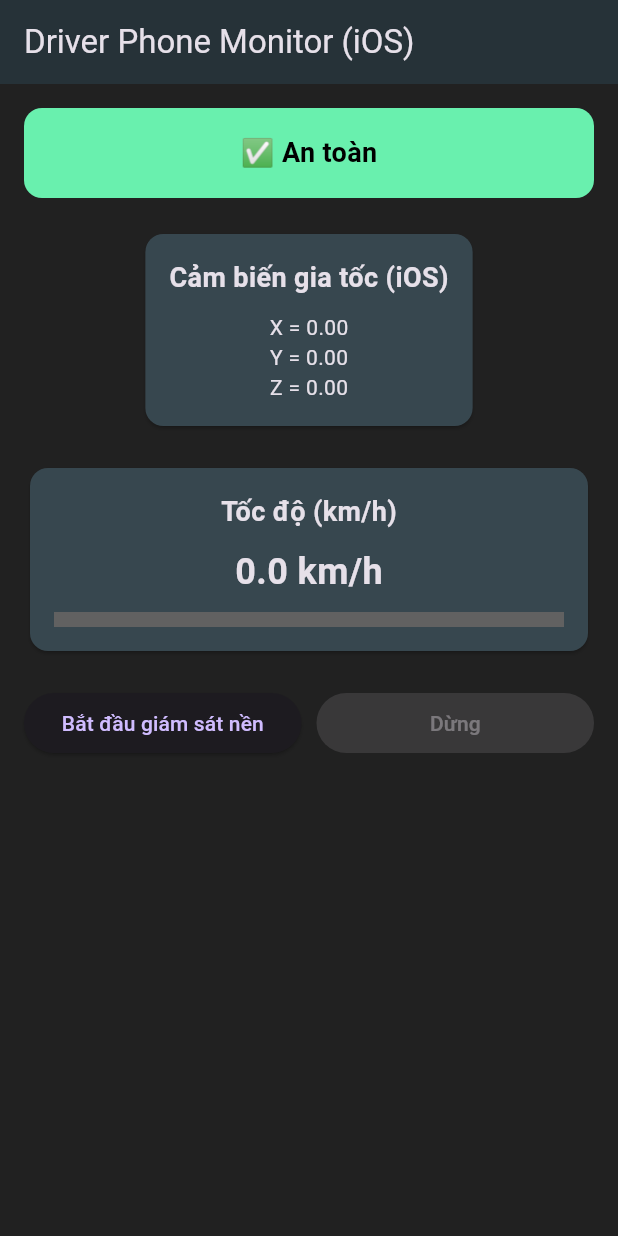
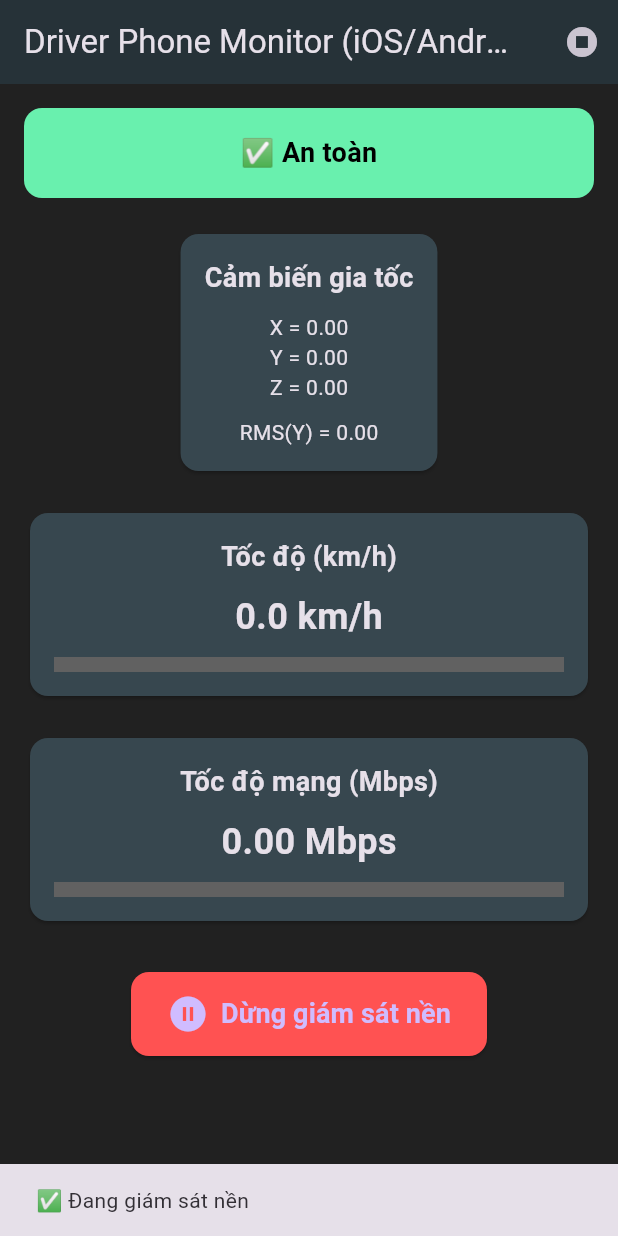
Before and after one commit to nguyenquangnam1988vt-eng/flutter_app, a Flutter app: the screen it shows after launch, after a tap on "Bắt đầu giám sát nền", on a phone screen of 412 x 824 dp. Run offline on Flutter 3.47's test engine with Material 3 defaults, Android fonts, the light colour scheme and no system bars; our stand-ins replace audioplayers, dio, flutter_local_notifications, geolocator, permission_handler, sensors_plus and 1 more; missing offline and left inert: background_fetch.

Commit message:
update something

```diff
--- a/lib/main.dart
+++ b/lib/main.dart
@@ -1,5 +1,6 @@
 import 'dart:async';
 import 'dart:io' show Platform;
+import 'dart:math';
 import 'package:flutter/material.dart';
 import 'package:sensors_plus/sensors_plus.dart';
 import 'package:geolocator/geolocator.dart';
@@ -8,16 +9,97 @@ import 'package:permission_handler/permission_handler.dart';
 import 'package:flutter_local_notifications/flutter_local_notifications.dart';
 import 'package:flutter/services.dart';
 import 'package:audioplayers/audioplayers.dart';
-import 'dart:math';
+import 'package:background_fetch/background_fetch.dart';
+import 'package:dio/dio.dart';
 
-const MethodChannel _nativeChannel = MethodChannel('driver_monitor/native');
+// -------------------- ⚙️ HÀM ĐO TỐC ĐỘ MẠNG --------------------
+Future<Map<String, dynamic>> measureNetwork() async {
+  final stopwatch = Stopwatch()..start();
+  final dio = Dio();
 
+  try {
+    final response = await dio.get(
+      'https://speed.hetzner.de/5MB.bin',
+      options: Options(responseType: ResponseType.stream),
+    );
+
+    int total = 0;
+    await for (var chunk in response.data.stream) {
+      total += (chunk as List<int>).length;
+    }
+
+    stopwatch.stop();
+    double seconds = stopwatch.elapsedMilliseconds / 1000;
+    double speedMbps = (total * 8 / seconds) / 1e6;
+
+    print('🚀 Download speed: ${speedMbps.toStringAsFixed(2)} Mbps');
+    return {'speed': speedMbps};
+  } catch (e) {
+    print('⚠️ Lỗi đo mạng: $e');
+    return {'speed': 0.0};
+  }
+}
+
+// -------------------- 📍 HÀM LẤY VỊ TRÍ --------------------
+Future<void> trackLocation() async {
+  bool serviceEnabled = await Geolocator.isLocationServiceEnabled();
+  if (!serviceEnabled) return;
+
+  LocationPermission permission = await Geolocator.checkPermission();
+  if (permission == LocationPermission.denied) {
+    permission = await Geolocator.requestPermission();
+    if (permission == LocationPermission.denied) return;
+  }
+
+  final pos = await Geolocator.getCurrentPosition();
+  print('📍 Vị trí hiện tại: ${pos.latitude}, ${pos.longitude}');
+}
+
+// -------------------- 🔁 BACKGROUND TASK --------------------
+void backgroundTask(HeadlessTask task) async {
+  print('🕒 Background task triggered: ${task.taskId}');
+  await trackLocation();
+  final net = await measureNetwork();
+  print('🌐 Background net speed: ${net['speed']} Mbps');
+  BackgroundFetch.finish(task.taskId);
+}
+
+// -------------------- 🚀 MAIN --------------------
 void main() async {
   WidgetsFlutterBinding.ensureInitialized();
   await _initNotifications();
+
+  BackgroundFetch.configure(
+    BackgroundFetchConfig(
+      minimumFetchInterval: 5,
+      stopOnTerminate: false,
+      enableHeadless: true,
+      startOnBoot: true,
+      requiredNetworkType: NetworkType.ANY,
+      requiresCharging: false,
+      requiresDeviceIdle: false,
+      requiresBatteryNotLow: false,
+      requiresStorageNotLow: false,
+    ),
+    (String taskId) async {
+      print('🕒 Foreground background fetch triggered: $taskId');
+      await trackLocation();
+      final net = await measureNetwork();
+      print('🌐 Foreground net speed: ${net['speed']} Mbps');
+      BackgroundFetch.finish(taskId);
+    },
+    (String taskId) async {
+      print('⚠️ Background fetch timeout: $taskId');
+      BackgroundFetch.finish(taskId);
+    },
+  );
+
+  BackgroundFetch.registerHeadlessTask(backgroundTask);
+
   runApp(const MyApp());
 }
 
+// -------------------- 🔔 THÔNG BÁO --------------------
 Future<void> _initNotifications() async {
   const android = AndroidInitializationSettings('@mipmap/ic_launcher');
   const ios = DarwinInitializationSettings();
@@ -25,6 +107,7 @@ Future<void> _initNotifications() async {
   await FlutterLocalNotificationsPlugin().initialize(initSettings);
 }
 
+// -------------------- 🌟 GIAO DIỆN --------------------
 class MyApp extends StatelessWidget {
   const MyApp({super.key});
 
@@ -32,19 +115,16 @@ class MyApp extends StatelessWidget {
   Widget build(BuildContext context) {
     return MaterialApp(
       title: 'Driver Phone Monitor',
-      theme: ThemeData(
-        primarySwatch: Colors.blue,
-        brightness: Brightness.dark,
-      ),
+      theme: ThemeData(primarySwatch: Colors.blue, brightness: Brightness.dark),
       home: const Dashboard(),
       debugShowCheckedModeBanner: false,
     );
   }
 }
 
+// -------------------- 🧠 DASHBOARD --------------------
 class Dashboard extends StatefulWidget {
   const Dashboard({super.key});
-
   @override
   State<Dashboard> createState() => _DashboardState();
 }
@@ -52,26 +132,26 @@ class Dashboard extends StatefulWidget {
 class _DashboardState extends State<Dashboard> {
   double x = 0, y = 0, z = 0;
   double speed = 0;
+  double netSpeed = 0;
   bool alert = false;
-  bool monitoringBackground = false;
+  bool monitoring = false; // 👈 trạng thái giám sát nền
   bool screenOn = true;
 
   final List<double> _yBuffer = [];
-  final int _bufferSize = 20; // dùng cho RMS trục Y
+  static const int _bufferSize = 30;
   StreamSubscription<AccelerometerEvent>? _accelSub;
   StreamSubscription<Position>? _posSub;
-  final FlutterLocalNotificationsPlugin _localNotif = FlutterLocalNotificationsPlugin();
+  final FlutterLocalNotificationsPlugin _localNotif =
+      FlutterLocalNotificationsPlugin();
   final AudioPlayer _audioPlayer = AudioPlayer();
 
   @override
   void initState() {
     super.initState();
     _requestPermissions();
-    if (Platform.isIOS) {
-      _setupNativeCallback();
-    }
     _listenSensors();
     _listenLocation();
+    _scheduleNetworkCheck();
   }
 
   Future<void> _requestPermissions() async {
@@ -80,13 +160,11 @@ class _DashboardState extends State<Dashboard> {
     await Permission.notification.request();
   }
 
-  void _setupNativeCallback() {
-    _nativeChannel.setMethodCallHandler((call) async {
-      if (call.method == 'backgroundSpeedAlert') {
-        final args = call.arguments as Map<dynamic, dynamic>?;
-        final speed = (args?['speed'] ?? 0).toDouble();
-        _showLocalAlert(speed);
-      }
+  void _scheduleNetworkCheck() {
+    Timer.periodic(const Duration(minutes: 5), (_) async {
+      final result = await measureNetwork();
+      setState(() => netSpeed = result['speed'] ?? 0.0);
+      _checkAlert();
     });
   }
 
@@ -108,13 +186,11 @@ class _DashboardState extends State<Dashboard> {
     await _localNotif.show(
       999,
       '⚠️ Cảnh báo',
-      'Phát hiện sử dụng điện thoại khi di chuyển ở ${spd.toStringAsFixed(1)} km/h',
+      'Phát hiện sử dụng điện thoại và mạng khi di chuyển ở ${spd.toStringAsFixed(1)} km/h',
       const NotificationDetails(android: androidDetails, iOS: iosDetails),
     );
 
-    // Phát âm thanh trực tiếp (iOS và Android)
-    await _audioPlayer.play(AssetSource('alert.mp3'));
-
+    await _audioPlayer.play(AssetSource('assets/alert.mp3'));
     if (await Vibration.hasVibrator() ?? false) {
       Vibration.vibrate(duration: 1000);
     }
@@ -127,27 +203,24 @@ class _DashboardState extends State<Dashboard> {
         y = event.y;
         z = event.z;
       });
-
-      _yBuffer.add(event.y);
+      _yBuffer.add(y);
       if (_yBuffer.length > _bufferSize) _yBuffer.removeAt(0);
-
       _checkAlert();
     });
   }
 
   void _listenLocation() async {
     if (!await Geolocator.isLocationServiceEnabled()) return;
-
     LocationPermission p = await Geolocator.checkPermission();
-    if (p == LocationPermission.denied) p = await Geolocator.requestPermission();
-    if (p == LocationPermission.denied || p == LocationPermission.deniedForever) return;
+    if (p == LocationPermission.denied)
+      p = await Geolocator.requestPermission();
+    if (p == LocationPermission.denied || p == LocationPermission.deniedForever)
+      return;
 
     const settings = LocationSettings(
-      accuracy: LocationAccuracy.bestForNavigation,
-      distanceFilter: 1,
-    );
-
-    _posSub = Geolocator.getPositionStream(locationSettings: settings).listen((Position pos) {
+        accuracy: LocationAccuracy.bestForNavigation, distanceFilter: 1);
+    _posSub = Geolocator.getPositionStream(locationSettings: settings)
+        .listen((Position pos) {
       setState(() {
         speed = (pos.speed >= 0) ? pos.speed * 3.6 : 0.0;
       });
@@ -155,17 +228,21 @@ class _DashboardState extends State<Dashboard> {
     });
   }
 
+  double _calculateRMS(List<double> values) {
+    if (values.isEmpty) return 0.0;
+    double sumSq = values.fold(0, (sum, v) => sum + v * v);
+    return sqrt(sumSq / values.length);
+  }
+
   void _checkAlert() async {
-    // RMS trục Y
-    final rms = _yBuffer.isEmpty
-        ? 0.0
-        : sqrt(_yBuffer.fold<double>(0, (sum, val) => sum + val * val) / _yBuffer.length);
+    bool overSpeed = speed > 1.0;
+    bool yTilted = y > 5.0;
+    bool zValid = z < 6.0;
+    double rmsY = _calculateRMS(_yBuffer);
+    bool rmsYStable = rmsY >= 0.5 && rmsY <= 2.5;
+    bool usingNetwork = netSpeed > 0.5;
 
-    bool overSpeed = speed > 5;
-    bool yTilted = y.abs() > 6;
-    bool rmsValid = rms >= 0.5 && rms <= 3.0;
-
-    if (overSpeed && yTilted && rmsValid && screenOn) {
+    if (overSpeed && yTilted && zValid && rmsYStable && screenOn && usingNetwork) {
       if (!alert) {
         await _showLocalAlert(speed);
       }
@@ -175,23 +252,19 @@ class _DashboardState extends State<Dashboard> {
     }
   }
 
-  Future<void> startBackgroundMonitoring() async {
-    if (!Platform.isIOS) return;
-    try {
-      await _nativeChannel.invokeMethod('startBackground');
-      setState(() => monitoringBackground = true);
-    } on PlatformException catch (e) {
-      debugPrint('startBackground failed: $e');
-    }
-  }
-
-  Future<void> stopBackgroundMonitoring() async {
-    if (!Platform.isIOS) return;
-    try {
-      await _nativeChannel.invokeMethod('stopBackground');
-      setState(() => monitoringBackground = false);
-    } on PlatformException catch (e) {
-      debugPrint('stopBackground failed: $e');
+  Future<void> _toggleBackgroundMonitor() async {
+    if (monitoring) {
+      await BackgroundFetch.stop();
+      setState(() => monitoring = false);
+      ScaffoldMessenger.of(context).showSnackBar(
+        const SnackBar(content: Text("⛔ Đã dừng giám sát nền")),
+      );
+    } else {
+      await BackgroundFetch.start();
+      setState(() => monitoring = true);
+      ScaffoldMessenger.of(context).showSnackBar(
+        const SnackBar(content: Text("✅ Đang giám sát nền")),
+      );
     }
   }
 
@@ -206,16 +279,22 @@ class _DashboardState extends State<Dashboard> {
 
   @override
   Widget build(BuildContext context) {
+    double rmsY = _calculateRMS(_yBuffer);
     return Scaffold(
       backgroundColor: Colors.grey[900],
       appBar: AppBar(
-        title: const Text("Driver Phone Monitor (iOS)"),
+        title: const Text("Driver Phone Monitor (iOS/Android)"),
         backgroundColor: Colors.blueGrey[900],
+        actions: [
+          IconButton(
+            icon: Icon(monitoring ? Icons.stop_circle : Icons.play_circle_fill),
+            onPressed: _toggleBackgroundMonitor,
+          )
+        ],
       ),
       body: Padding(
         padding: const EdgeInsets.all(16.0),
-        child: Column(
-          children: [
+        child: Column(children: [
           AnimatedContainer(
             duration: const Duration(milliseconds: 500),
             height: 60,
@@ -226,7 +305,9 @@ class _DashboardState extends State<Dashboard> {
             ),
             alignment: Alignment.center,
             child: Text(
-                alert ? "⚠️ Cảnh báo: Không sử dụng điện thoại!" : "✅ An toàn",
+              alert
+                  ? "⚠️ Cảnh báo: Sử dụng điện thoại & mạng khi di chuyển!"
+                  : "✅ An toàn",
               style: const TextStyle(
                 color: Colors.black,
                 fontWeight: FontWeight.bold,
@@ -235,49 +316,51 @@ class _DashboardState extends State<Dashboard> {
             ),
           ),
           const SizedBox(height: 20),
-            _buildAccelCard(),
+          _buildAccelCard(rmsY),
           const SizedBox(height: 20),
           _buildSpeedCard(),
           const SizedBox(height: 20),
-            Row(
-              children: [
-                Expanded(
-                  child: ElevatedButton(
-                    onPressed: monitoringBackground ? null : startBackgroundMonitoring,
-                    child: const Text('Bắt đầu giám sát nền'),
+          _buildNetworkCard(),
+          const SizedBox(height: 30),
+          ElevatedButton.icon(
+            style: ElevatedButton.styleFrom(
+              backgroundColor: monitoring ? Colors.redAccent : Colors.green,
+              padding: const EdgeInsets.symmetric(vertical: 14, horizontal: 24),
+              shape: RoundedRectangleBorder(
+                borderRadius: BorderRadius.circular(12),
               ),
             ),
-                const SizedBox(width: 10),
-                Expanded(
-                  child: ElevatedButton(
-                    onPressed: monitoringBackground ? stopBackgroundMonitoring : null,
-                    style: ElevatedButton.styleFrom(backgroundColor: Colors.redAccent),
-                    child: const Text('Dừng'),
+            onPressed: _toggleBackgroundMonitor,
+            icon: Icon(
+              monitoring ? Icons.pause_circle_filled : Icons.play_circle_fill,
+              size: 28,
+            ),
+            label: Text(
+              monitoring ? "Dừng giám sát nền" : "Bắt đầu giám sát nền",
+              style: const TextStyle(fontSize: 18, fontWeight: FontWeight.bold),
             ),
           ),
-              ],
-            ),
-          ],
-        ),
+        ]),
       ),
     );
   }
 
-  Widget _buildAccelCard() => Card(
+  // -------------------- WIDGETS --------------------
+  Widget _buildAccelCard(double rmsY) => Card(
         color: Colors.blueGrey[800],
         shape: RoundedRectangleBorder(borderRadius: BorderRadius.circular(12)),
         child: Padding(
           padding: const EdgeInsets.all(16.0),
-          child: Column(
-            children: [
-              const Text("Cảm biến gia tốc (iOS)",
+          child: Column(children: [
+            const Text("Cảm biến gia tốc",
                 style: TextStyle(fontSize: 18, fontWeight: FontWeight.bold)),
             const SizedBox(height: 10),
             Text("X = ${x.toStringAsFixed(2)}"),
             Text("Y = ${y.toStringAsFixed(2)}"),
             Text("Z = ${z.toStringAsFixed(2)}"),
-            ],
-          ),
+            const SizedBox(height: 10),
+            Text("RMS(Y) = ${rmsY.toStringAsFixed(2)}"),
+          ]),
         ),
       );
 
@@ -286,8 +369,7 @@ class _DashboardState extends State<Dashboard> {
         shape: RoundedRectangleBorder(borderRadius: BorderRadius.circular(12)),
         child: Padding(
           padding: const EdgeInsets.all(16.0),
-          child: Column(
-            children: [
+          child: Column(children: [
             const Text("Tốc độ (km/h)",
                 style: TextStyle(fontSize: 18, fontWeight: FontWeight.bold)),
             const SizedBox(height: 10),
@@ -300,8 +382,29 @@ class _DashboardState extends State<Dashboard> {
               backgroundColor: Colors.grey[700],
               minHeight: 10,
             ),
-            ],
+          ]),
         ),
+      );
+
+  Widget _buildNetworkCard() => Card(
+        color: Colors.blueGrey[800],
+        shape: RoundedRectangleBorder(borderRadius: BorderRadius.circular(12)),
+        child: Padding(
+          padding: const EdgeInsets.all(16.0),
+          child: Column(children: [
+            const Text("Tốc độ mạng (Mbps)",
+                style: TextStyle(fontSize: 18, fontWeight: FontWeight.bold)),
+            const SizedBox(height: 10),
+            Text("${netSpeed.toStringAsFixed(2)} Mbps",
+                style: const TextStyle(fontSize: 24, fontWeight: FontWeight.bold)),
+            const SizedBox(height: 10),
+            LinearProgressIndicator(
+              value: (netSpeed / 20).clamp(0, 1),
+              color: netSpeed > 0.5 ? Colors.greenAccent : Colors.redAccent,
+              backgroundColor: Colors.grey[700],
+              minHeight: 10,
+            ),
+          ]),
         ),
       );
 }
--- a/pubspec.yaml
+++ b/pubspec.yaml
@@ -17,6 +17,9 @@ dependencies:
   vibration: ^1.7.4
   flutter_local_notifications: ^13.0.0
   audioplayers: ^6.1.0
+  background_fetch: ^1.2.3
+  connectivity_plus: ^6.0.0
+  dio: ^5.4.3
 
 dev_dependencies:
   flutter_test:
```
Also changed, not shown: pubspec.lock, 4 other files. Lines whose indentation alone changed are shown as unchanged.
